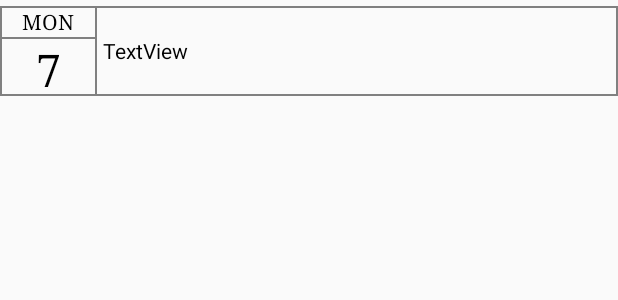
After one commit to FainBleeze/Viary, an Android app: the layout list_item1.xml on its own in the app's theme, with its tools: preview values and no code run, on a phone screen of 412 x 824 dp. The commit adds this screen. Shown: the top 300 px of the screen. Run offline under Robolectric (Android 15) with nearby library versions, the phone set to English and light mode, and no system bars.

Commit message:
add some xml

```diff
--- a/Viary/app/build.gradle
+++ b/Viary/app/build.gradle
@@ -30,4 +30,5 @@ dependencies {
     testImplementation 'junit:junit:4.12'
     androidTestImplementation 'androidx.test.ext:junit:1.1.1'
     androidTestImplementation 'androidx.test.espresso:espresso-core:3.2.0'
+    implementation 'androidx.constraintlayout:constraintlayout:1.1.3'
 }
--- a/Viary/app/src/main/java/com/hyxy/viary/MainActivity.java
+++ b/Viary/app/src/main/java/com/hyxy/viary/MainActivity.java
@@ -2,8 +2,11 @@ package com.hyxy.viary;
 
 import android.app.Activity;
 import android.os.Bundle;
+import android.view.View;
+import android.widget.ListView;
 
 public class MainActivity extends Activity {
+    private ListView dairyListView;
     @Override
     protected void onCreate(Bundle savedInstanceState) {
         super.onCreate(savedInstanceState);
--- /dev/null
+++ b/Viary/app/src/main/res/drawable/circle.xml
@@ -0,0 +1,6 @@
+<?xml version="1.0" encoding="utf-8"?>
+<shape xmlns:android="http://schemas.android.com/apk/res/android"
+    android:shape="oval"
+    android:useLevel="false" >
+    <solid android:color="@color/gray" />
+</shape>
--- /dev/null
+++ b/Viary/app/src/main/res/drawable/rectangle_border.xml
@@ -0,0 +1,8 @@
+<?xml version="1.0" encoding="utf-8"?>
+<shape xmlns:android="http://schemas.android.com/apk/res/android">
+    android:shape="rectangle"
+    android:useLevel="false">
+    <solid android:color="@color/transparent"/>
+    <stroke android:width="1dp" android:color="@color/gray"/>
+    <padding android:left="1dp" android:top="1dp" android:right="1dp" android:bottom="1dp" />
+</shape>
--- /dev/null
+++ b/Viary/app/src/main/res/layout/list_item1.xml
@@ -0,0 +1,63 @@
+<?xml version="1.0" encoding="utf-8"?>
+<LinearLayout xmlns:android="http://schemas.android.com/apk/res/android"
+    android:layout_width="match_parent"
+    android:layout_height="68dp"
+    android:paddingTop="4dp"
+    android:paddingBottom="4dp">
+
+    <LinearLayout
+        android:layout_width="match_parent"
+        android:layout_height="match_parent"
+        android:background="@drawable/rectangle_border"
+        android:orientation="horizontal">
+
+        <LinearLayout
+            android:layout_width="0dp"
+            android:layout_height="match_parent"
+            android:layout_weight="2"
+            android:orientation="vertical">
+
+            <TextView
+                android:id="@+id/day_in_week"
+                android:layout_width="match_parent"
+                android:layout_height="20dp"
+                android:fontFamily="serif"
+                android:gravity="center"
+                android:text="MON"
+                android:textColor="@color/black" />
+
+            <View
+                android:layout_width="match_parent"
+                android:layout_height="1dp"
+                android:background="@color/gray" />
+
+            <TextView
+                android:id="@+id/dya_in_month"
+                android:layout_width="match_parent"
+                android:layout_height="39dp"
+                android:fontFamily="serif"
+                android:gravity="center"
+                android:text="7"
+                android:textColor="@color/black"
+                android:textSize="30sp" />
+        </LinearLayout>
+
+        <View
+            android:layout_width="1dp"
+            android:layout_height="match_parent"
+            android:background="@color/gray" />
+
+        <TextView
+            android:id="@+id/dairy_brief"
+            android:layout_width="0dp"
+            android:layout_height="match_parent"
+            android:layout_weight="11"
+            android:gravity="center_vertical"
+            android:lineSpacingExtra="4dp"
+            android:lines="2"
+            android:paddingLeft="4dp"
+            android:paddingRight="4dp"
+            android:text="TextView"
+            android:textColor="@color/black" />
+    </LinearLayout>
+</LinearLayout>
```
Also changed, not shown: Viary/app/src/main/res/layout/layout_main.xml (+12 -4 lines), Viary/app/src/main/res/layout/list_item_dot.xml (added, +13 -0 lines).
